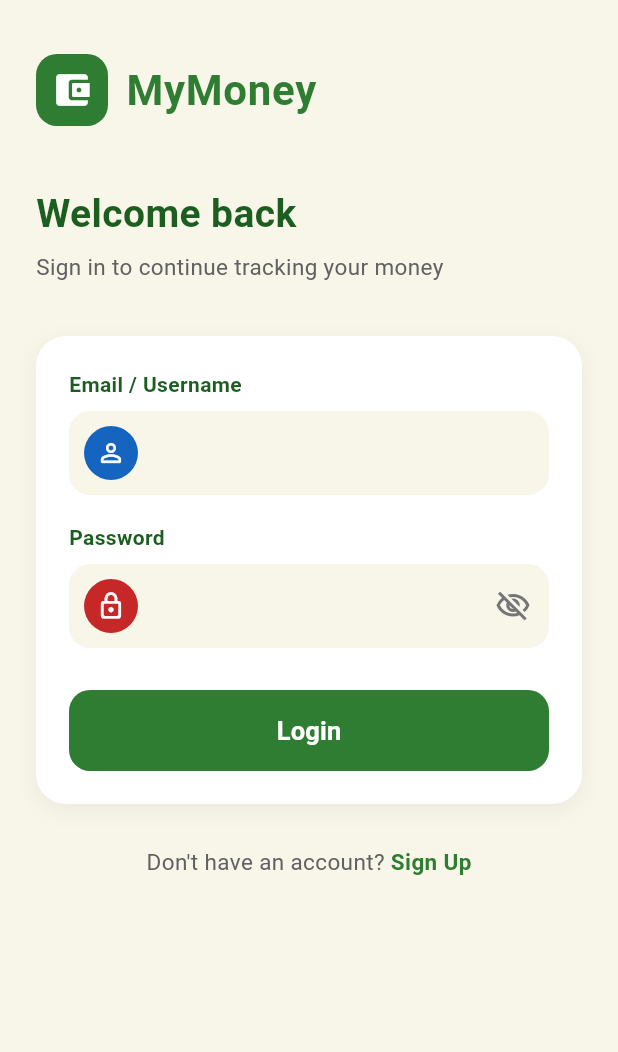
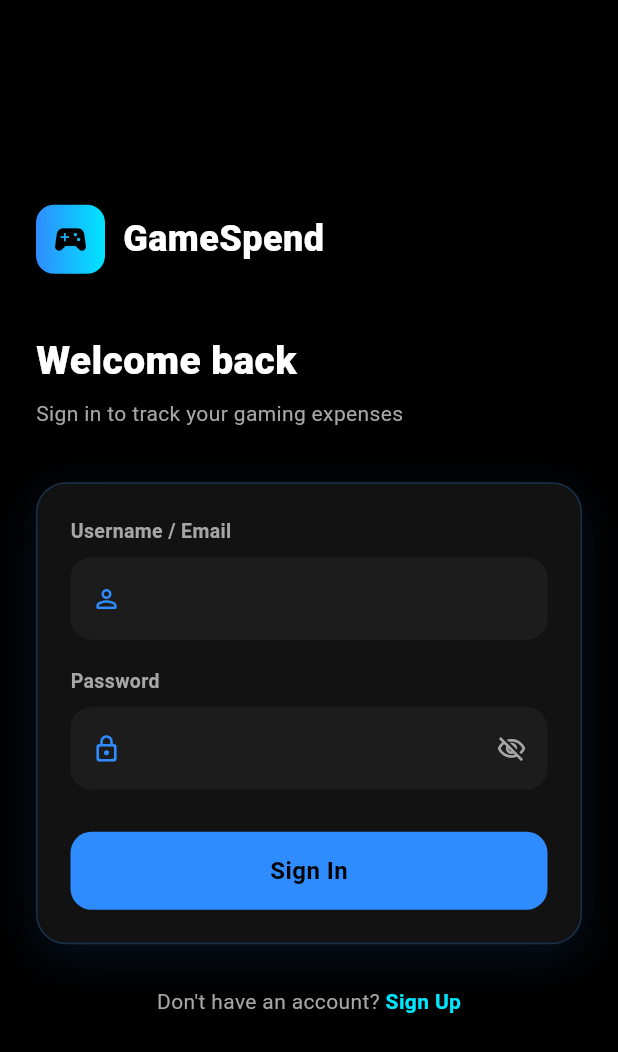
Before and after one commit to Eeriem/expense_tracker, a Flutter app: the screen it shows after launch, on a phone screen of 412 x 824 dp. Shown: the top 1052 px of the screen. Run offline on Flutter 3.47's test engine with Material 3 defaults, Android fonts, the phone set to English and light mode, and no system bars.

Commit message:
Sign in theme change

```diff
--- a/lib/homescreen.dart
+++ b/lib/homescreen.dart
@@ -41,7 +41,7 @@ class HomeScreen extends StatelessWidget {
             return Center(
               child: SizedBox(
                 width: contentWidth,
-                child: CustomScrollView(
+                child: CustomScrollView( // ← this already supports mouse cursor scrolling
                   slivers: [
                     // ---------- Top bar ----------
                     SliverToBoxAdapter(
@@ -95,7 +95,7 @@ class HomeScreen extends StatelessWidget {
                             ),
                             const SizedBox(height: 3),
                             const Text(
-                              'Here\u2019s your gaming spend overview',
+                              'Here’s your gaming spend overview',
                               style: TextStyle(color: textMuted, fontSize: 12.5),
                             ),
                           ],
@@ -129,14 +129,14 @@ class HomeScreen extends StatelessWidget {
                           child: Column(
                             crossAxisAlignment: CrossAxisAlignment.start,
                             children: [
-                              const Text('This Month\u2019s Gaming Spend',
+                              const Text('This Month’s Gaming Spend',
                                   style: TextStyle(color: textMuted, fontSize: 12.5, fontWeight: FontWeight.w600)),
                               const SizedBox(height: 8),
                               Row(
                                 crossAxisAlignment: CrossAxisAlignment.end,
                                 children: const [
                                   Text(
-                                    '\u20b12,840',
+                                    '₱2,840',
                                     style: TextStyle(
                                       color: white,
                                       fontSize: 34,
@@ -147,7 +147,7 @@ class HomeScreen extends StatelessWidget {
                                   SizedBox(width: 8),
                                   Padding(
                                     padding: EdgeInsets.only(bottom: 6),
-                                    child: Text('/ \u20b14,000 budget',
+                                    child: Text('/ ₱4,000 budget',
                                         style: TextStyle(color: textMuted, fontSize: 13)),
                                   ),
                                 ],
@@ -171,7 +171,7 @@ class HomeScreen extends StatelessWidget {
                                 ),
                               ),
                               const SizedBox(height: 8),
-                              const Text('71% of budget used \u00b7 \u20b11,160 left',
+                              const Text('71% of budget used · ₱1,160 left',
                                   style: TextStyle(color: neonCyan, fontSize: 11.5, fontWeight: FontWeight.w600)),
                             ],
                           ),
@@ -192,7 +192,7 @@ class HomeScreen extends StatelessWidget {
                           childAspectRatio: 1.05,
                           children: [
                             _statCard(Icons.videogame_asset_rounded, '14', 'Games Bought'),
-                            _statCard(Icons.diamond_outlined, '\u20b1620', 'In-Game Items'),
+                            _statCard(Icons.diamond_outlined, '₱620', 'In-Game Items'),
                             _statCard(Icons.subscriptions_outlined, '3', 'Subscriptions'),
                           ],
                         ),
@@ -276,16 +276,16 @@ class HomeScreen extends StatelessWidget {
                               child: Column(
                                 children: [
                                   _transactionTile(Icons.sports_esports_rounded, 'Starlight Odyssey',
-                                      'Steam \u00b7 Today', 999, neonBlue),
+                                      'Steam · Today', 999, neonBlue),
                                   _divider(),
-                                  _transactionTile(Icons.diamond_outlined, 'Battle Pass \u2013 Season 9',
-                                      'In-game purchase \u00b7 Yesterday', 450, neonCyan),
+                                  _transactionTile(Icons.diamond_outlined, 'Battle Pass – Season 9',
+                                      'In-game purchase · Yesterday', 450, neonCyan),
                                   _divider(),
                                   _transactionTile(Icons.subscriptions_outlined, 'Game Pass Ultimate',
-                                      'Subscription \u00b7 3 days ago', 549, success),
+                                      'Subscription · 3 days ago', 549, success),
                                   _divider(),
                                   _transactionTile(Icons.headset_mic_outlined, 'Wireless Headset',
-                                      'Gear \u00b7 5 days ago', 2499, danger),
+                                      'Gear · 5 days ago', 2499, danger),
                                 ],
                               ),
                             ),
@@ -433,7 +433,7 @@ class HomeScreen extends StatelessWidget {
                         style: const TextStyle(color: white, fontSize: 13, fontWeight: FontWeight.w600),
                         overflow: TextOverflow.ellipsis),
                   ),
-                  Text('\u20b1${amount.toStringAsFixed(0)}',
+                  Text('₱${amount.toStringAsFixed(0)}',
                       style: const TextStyle(color: white, fontSize: 13, fontWeight: FontWeight.w700)),
                 ],
               ),
@@ -469,7 +469,7 @@ class HomeScreen extends StatelessWidget {
           style: const TextStyle(color: white, fontSize: 13.5, fontWeight: FontWeight.w600),
           overflow: TextOverflow.ellipsis),
       subtitle: Text(subtitle, style: const TextStyle(color: textMuted, fontSize: 11.5)),
-      trailing: Text('-\u20b1${amount.toStringAsFixed(0)}',
+      trailing: Text('-₱${amount.toStringAsFixed(0)}',
           style: const TextStyle(color: danger, fontSize: 13.5, fontWeight: FontWeight.w700)),
       dense: true,
     );
--- a/lib/main.dart
+++ b/lib/main.dart
@@ -14,7 +14,7 @@ class MyApp extends StatelessWidget {
   Widget build(BuildContext context) {
     return MaterialApp(
       debugShowCheckedModeBanner: false,
-      title: 'MyMoney',
+      title: 'GameSpend',
       initialRoute: '/login',
       routes: {
         '/login': (context) => const SignInScreen(),      // from signin_screen.dart
--- a/lib/signin_screen.dart
+++ b/lib/signin_screen.dart
@@ -9,29 +9,33 @@ class SignInScreen extends StatefulWidget {
 
 class _SignInScreenState extends State<SignInScreen> {
   final _formKey = GlobalKey<FormState>();
-  final _emailController = TextEditingController();
+  final _usernameController = TextEditingController();
   final _passwordController = TextEditingController();
   bool _obscurePassword = true;
 
-  // Colors from MyMoney screenshot
-  static const Color bgColor = Color(0xFFF8F5E9);
-  static const Color primaryGreen = Color(0xFF2E7D32);
-  static const Color textDark = Color(0xFF1B5E20);
+  // Same palette as HomeScreen
+  static const Color bgBlack = Color(0xFF000000);
+  static const Color surface = Color(0xFF121212);
+  static const Color surfaceAlt = Color(0xFF1C1C1C);
+  static const Color neonBlue = Color(0xFF2F8CFF);
+  static const Color neonCyan = Color(0xFF00E5FF);
+  static const Color white = Color(0xFFFFFFFF);
+  static const Color textMuted = Color(0xFFA6A6A6);
 
   @override
   void dispose() {
-    _emailController.dispose();
+    _usernameController.dispose();
     _passwordController.dispose();
     super.dispose();
   }
 
   void _login() {
     if (_formKey.currentState!.validate()) {
-      final username = _emailController.text.trim();
+      // Pass username to HomeScreen
       Navigator.pushReplacementNamed(
         context,
         '/home',
-        arguments: {'username': username},
+        arguments: {'username': _usernameController.text.trim()},
       );
     }
   }
@@ -39,39 +43,44 @@ class _SignInScreenState extends State<SignInScreen> {
   @override
   Widget build(BuildContext context) {
     return Scaffold(
-      backgroundColor: bgColor,
+      backgroundColor: bgBlack,
       body: SafeArea(
+        child: Center(
           child: SingleChildScrollView(
-          padding: const EdgeInsets.symmetric(horizontal: 24, vertical: 16),
+            padding: const EdgeInsets.symmetric(horizontal: 24, vertical: 20),
+            child: ConstrainedBox(
+              constraints: const BoxConstraints(maxWidth: 400),
               child: Column(
                 crossAxisAlignment: CrossAxisAlignment.start,
                 children: [
                   const SizedBox(height: 20),
 
-              // Header
+                  // Logo + App name
                   Row(
                     children: [
                       Container(
-                    width: 48,
-                    height: 48,
+                        width: 46,
+                        height: 46,
                         decoration: BoxDecoration(
-                      color: primaryGreen,
-                      borderRadius: BorderRadius.circular(14),
+                          gradient: const LinearGradient(
+                            colors: [neonBlue, neonCyan],
+                          ),
+                          borderRadius: BorderRadius.circular(12),
                         ),
                         child: const Icon(
-                      Icons.account_balance_wallet_rounded,
-                      color: Colors.white,
-                      size: 28,
+                          Icons.sports_esports_rounded,
+                          color: Colors.black,
+                          size: 26,
                         ),
                       ),
                       const SizedBox(width: 12),
                       const Text(
-                    'MyMoney',
+                        'GameSpend',
                         style: TextStyle(
-                      fontSize: 28,
-                      fontWeight: FontWeight.w700,
-                      color: primaryGreen,
-                      letterSpacing: 0.5,
+                          color: white,
+                          fontSize: 24,
+                          fontWeight: FontWeight.w800,
+                          letterSpacing: 0.3,
                         ),
                       ),
                     ],
@@ -79,20 +88,21 @@ class _SignInScreenState extends State<SignInScreen> {
 
                   const SizedBox(height: 40),
 
+                  // Welcome text
                   const Text(
                     'Welcome back',
                     style: TextStyle(
+                      color: white,
                       fontSize: 26,
-                  fontWeight: FontWeight.bold,
-                  color: textDark,
+                      fontWeight: FontWeight.w800,
                     ),
                   ),
                   const SizedBox(height: 6),
-              Text(
-                'Sign in to continue tracking your money',
+                  const Text(
+                    'Sign in to track your gaming expenses',
                     style: TextStyle(
-                  fontSize: 15,
-                  color: Colors.grey.shade700,
+                      color: textMuted,
+                      fontSize: 14,
                     ),
                   ),
 
@@ -102,13 +112,16 @@ class _SignInScreenState extends State<SignInScreen> {
                   Container(
                     padding: const EdgeInsets.all(22),
                     decoration: BoxDecoration(
-                  color: Colors.white,
+                      color: surface,
                       borderRadius: BorderRadius.circular(20),
+                      border: Border.all(
+                        color: neonBlue.withValues(alpha: 0.25),
+                      ),
                       boxShadow: [
                         BoxShadow(
-                      color: Colors.black.withOpacity(0.05),
-                      blurRadius: 12,
-                      offset: const Offset(0, 4),
+                          color: neonBlue.withValues(alpha: 0.12),
+                          blurRadius: 24,
+                          offset: const Offset(0, 8),
                         ),
                       ],
                     ),
@@ -116,16 +129,14 @@ class _SignInScreenState extends State<SignInScreen> {
                       key: _formKey,
                       child: Column(
                         children: [
-                      // Email Field
+                          // Username field
                           _buildInputField(
-                        controller: _emailController,
-                        label: 'Email / Username',
+                            controller: _usernameController,
+                            label: 'Username / Email',
                             icon: Icons.person_outline_rounded,
-                        iconBg: const Color(0xFF1565C0),
-                        keyboardType: TextInputType.emailAddress,
                             validator: (value) {
-                          if (value == null || value.isEmpty) {
-                            return 'Please enter your email';
+                              if (value == null || value.trim().isEmpty) {
+                                return 'Please enter your username';
                               }
                               return null;
                             },
@@ -133,12 +144,11 @@ class _SignInScreenState extends State<SignInScreen> {
 
                           const SizedBox(height: 18),
 
-                      // Password Field
+                          // Password field
                           _buildInputField(
                             controller: _passwordController,
                             label: 'Password',
                             icon: Icons.lock_outline_rounded,
-                        iconBg: const Color(0xFFC62828),
                             isPassword: true,
                             obscureText: _obscurePassword,
                             onToggleVisibility: () {
@@ -159,25 +169,26 @@ class _SignInScreenState extends State<SignInScreen> {
 
                           const SizedBox(height: 28),
 
-                      // Login Button
+                          // Login button
                           SizedBox(
                             width: double.infinity,
-                        height: 54,
+                            height: 52,
                             child: ElevatedButton(
                               onPressed: _login,
                               style: ElevatedButton.styleFrom(
-                            backgroundColor: primaryGreen,
-                            foregroundColor: Colors.white,
+                                backgroundColor: neonBlue,
+                                foregroundColor: Colors.black,
                                 elevation: 0,
                                 shape: RoundedRectangleBorder(
                                   borderRadius: BorderRadius.circular(14),
                                 ),
                               ),
                               child: const Text(
-                            'Login',
+                                'Sign In',
                                 style: TextStyle(
-                              fontSize: 17,
-                              fontWeight: FontWeight.w600,
+                                  fontSize: 16,
+                                  fontWeight: FontWeight.w700,
+                                  letterSpacing: 0.3,
                                 ),
                               ),
                             ),
@@ -189,15 +200,15 @@ class _SignInScreenState extends State<SignInScreen> {
 
                   const SizedBox(height: 28),
 
-              // Sign Up Link
+                  // Sign Up link
                   Row(
                     mainAxisAlignment: MainAxisAlignment.center,
                     children: [
-                  Text(
+                      const Text(
                         "Don't have an account? ",
                         style: TextStyle(
-                      color: Colors.grey.shade700,
-                      fontSize: 15,
+                          color: textMuted,
+                          fontSize: 14,
                         ),
                       ),
                       GestureDetector(
@@ -207,17 +218,19 @@ class _SignInScreenState extends State<SignInScreen> {
                         child: const Text(
                           'Sign Up',
                           style: TextStyle(
-                        color: primaryGreen,
+                            color: neonCyan,
                             fontWeight: FontWeight.w700,
-                        fontSize: 15,
+                            fontSize: 14,
                           ),
                         ),
                       ),
                     ],
                   ),
 
-              const SizedBox(height: 40),
+                  const SizedBox(height: 30),
                 ],
+              ),
+            ),
           ),
         ),
       ),
@@ -228,11 +241,9 @@ class _SignInScreenState extends State<SignInScreen> {
     required TextEditingController controller,
     required String label,
     required IconData icon,
-    required Color iconBg,
     bool isPassword = false,
     bool obscureText = false,
     VoidCallback? onToggleVisibility,
-    TextInputType keyboardType = TextInputType.text,
     String? Function(String?)? validator,
   }) {
     return Column(
@@ -241,43 +252,37 @@ class _SignInScreenState extends State<SignInScreen> {
         Text(
           label,
           style: const TextStyle(
-            fontSize: 14,
+            color: textMuted,
+            fontSize: 13,
             fontWeight: FontWeight.w600,
-            color: textDark,
           ),
         ),
         const SizedBox(height: 8),
         TextFormField(
           controller: controller,
           obscureText: obscureText,
-          keyboardType: keyboardType,
+          style: const TextStyle(color: white, fontSize: 15),
           validator: validator,
-          style: const TextStyle(fontSize: 16, color: textDark),
           decoration: InputDecoration(
             filled: true,
-            fillColor: bgColor,
-            prefixIcon: Container(
-              margin: const EdgeInsets.all(10),
-              width: 36,
-              height: 36,
-              decoration: BoxDecoration(
-                color: iconBg,
-                shape: BoxShape.circle,
-              ),
-              child: Icon(icon, color: Colors.white, size: 20),
-            ),
+            fillColor: surfaceAlt,
+            prefixIcon: Icon(icon, color: neonBlue, size: 20),
             suffixIcon: isPassword
                 ? IconButton(
                     icon: Icon(
                       obscureText
                           ? Icons.visibility_off_outlined
                           : Icons.visibility_outlined,
-                      color: Colors.grey.shade600,
+                      color: textMuted,
+                      size: 20,
                     ),
                     onPressed: onToggleVisibility,
                   )
                 : null,
-            contentPadding: const EdgeInsets.symmetric(horizontal: 16, vertical: 16),
+            contentPadding: const EdgeInsets.symmetric(
+              horizontal: 16,
+              vertical: 16,
+            ),
             border: OutlineInputBorder(
               borderRadius: BorderRadius.circular(14),
               borderSide: BorderSide.none,
@@ -288,7 +293,15 @@ class _SignInScreenState extends State<SignInScreen> {
             ),
             focusedBorder: OutlineInputBorder(
               borderRadius: BorderRadius.circular(14),
-              borderSide: const BorderSide(color: primaryGreen, width: 1.5),
+              borderSide: const BorderSide(color: neonBlue, width: 1.5),
+            ),
+            errorBorder: OutlineInputBorder(
+              borderRadius: BorderRadius.circular(14),
+              borderSide: const BorderSide(color: Colors.redAccent, width: 1.2),
+            ),
+            focusedErrorBorder: OutlineInputBorder(
+              borderRadius: BorderRadius.circular(14),
+              borderSide: const BorderSide(color: Colors.redAccent, width: 1.2),
             ),
           ),
         ),
```
Lines whose indentation alone changed are shown as unchanged.
